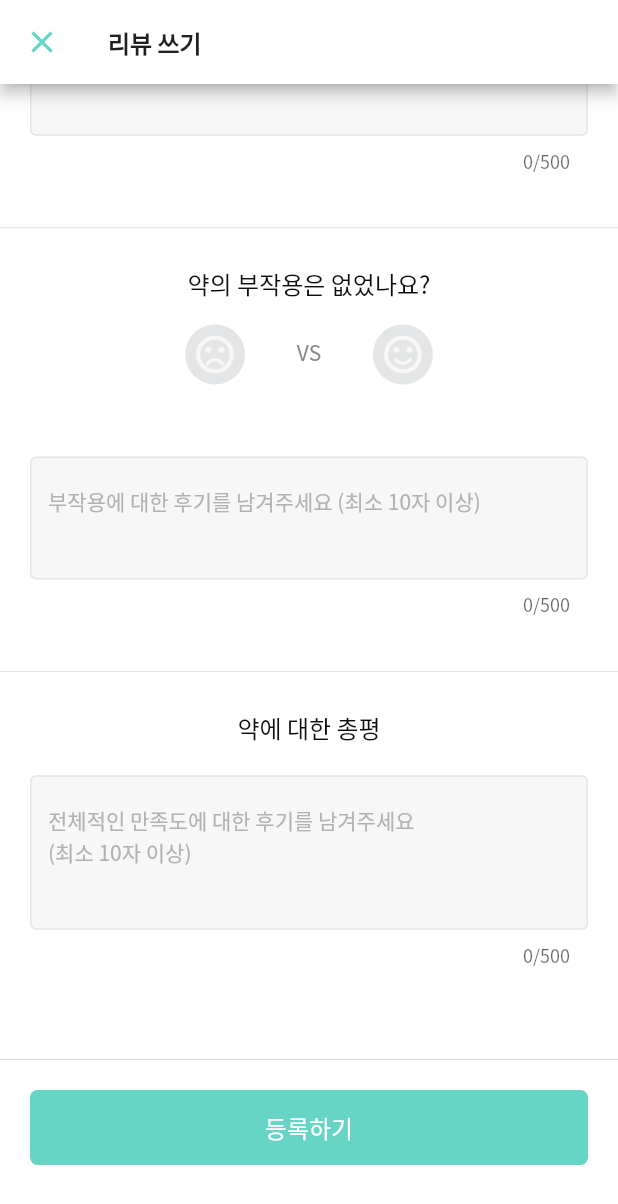
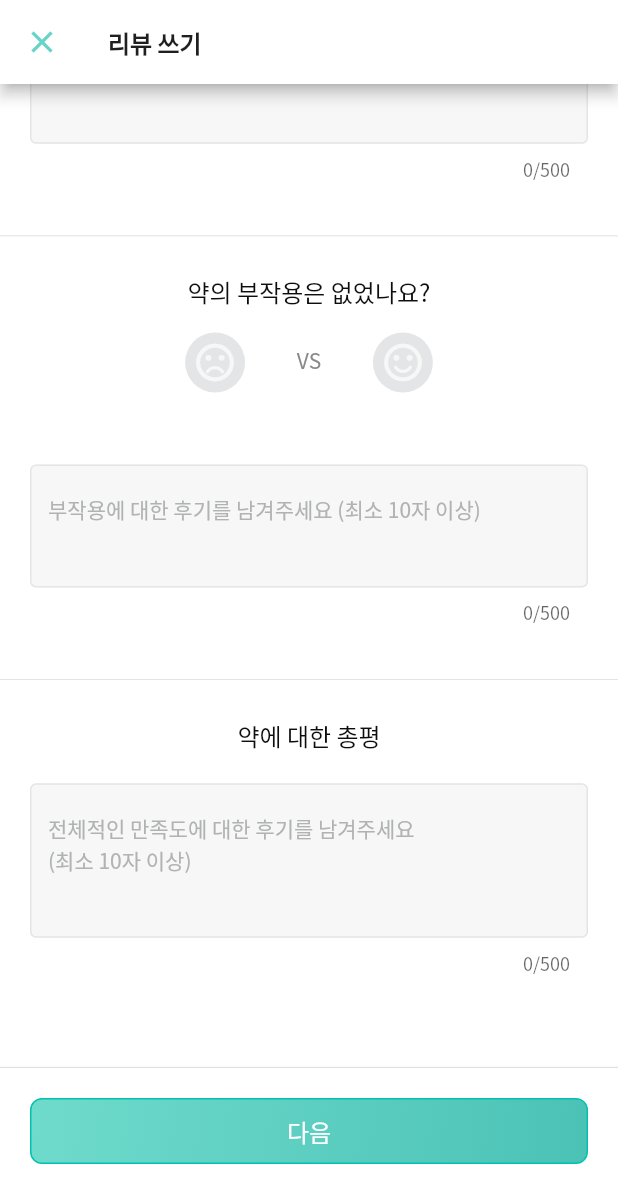
Before and after one commit to Semodrug/semo_ver2, a Flutter app: the WriteReview screen opened directly, scrolled down 576 dp, on a phone screen of 412 x 824 dp. Shown: the top 1204 px of the screen. Run offline on Flutter 3.47's test engine with Material 2 defaults, Android fonts, the phone set to English and light mode, and no system bars; our stand-ins replace cloud_firestore, firebase_auth, firebase_core, firebase_storage, fl_chart, flutter_datetime_picker and 8 more; missing offline and left inert: app_settings, dynamic_text_highlighting, firebase_ml_vision; accounts and stored records are empty; network calls fail.

Commit message:
[UPDATE] theme

```diff
--- a/lib/review/drug_info.dart
+++ b/lib/review/drug_info.dart
@@ -886,7 +886,7 @@ class _ReviewPageState extends State<ReviewPage> {
               width: 15,
               height: 15,
               child: Image.asset(
-                  'assets/icons/warning_icon_green.png'),
+                  'assets/icons/warning_icon_primary.png'),
             ),
             SizedBox(width: 6),
             RichText(
--- a/lib/review/write_review.dart
+++ b/lib/review/write_review.dart
@@ -10,6 +10,7 @@ import 'package:semo_ver2/models/user.dart';
 import 'package:semo_ver2/services/db.dart';
 import 'package:semo_ver2/shared/category_button.dart';
 import 'package:semo_ver2/shared/image.dart';
+import 'package:semo_ver2/shared/submit_button.dart';
 import 'package:semo_ver2/theme/colors.dart';
 import 'review.dart';
 import 'package:fluttertoast/fluttertoast.dart';
@@ -586,32 +587,20 @@ class _WriteReviewState extends State<WriteReview> {
     );
   }
 
-
   Widget _write() {
     TheUser user = Provider.of<TheUser>(context);
     String _warning = '';
     return GestureDetector(
       child: Padding(
         padding: const EdgeInsets.fromLTRB(20,20,20,40),
-        child: Container(
-            decoration: BoxDecoration(
-                borderRadius: BorderRadius.all(Radius.circular(5.0)),
-                color: primary300_main
-            ), //padding: EdgeInsets.fromLTRB(30, 10, 30, 30),
-//            width: 350,
-            height: 50,
-            child: Center(
-                child: Text("등록하기",
-                    style: Theme.of(context).textTheme.headline6.copyWith(
-                        color: gray0_white, fontSize: 16))
-            )
-        ),
-      ),
-      onTap: () async {
+        child: IYMYSubmitButton(
+          context: context,
+          isDone: true,
+          textString: '다음',
+          onPressed: () async {
             effectText = myControllerEffect.text;
             sideEffectText = myControllerSideEffect.text;
             overallText = myControllerOverall.text;
-
 
             if(overallText.length < 10) _warning = "총평 리뷰를 10자 이상 작성해주세요";
             if(sideEffectText.length < 10) _warning = "부작용에 대한 리뷰를 10자 이상 \n작성해주세요";
@@ -619,20 +608,10 @@ class _WriteReviewState extends State<WriteReview> {
             if(effectText.length < 10) _warning = "효과에 대한 리뷰를 10자 이상 \n작성해주세요";
             if(effect.isEmpty) _warning = "효과 별점을 등록해주세요";
             if(starRatingText.isEmpty) _warning = "별점을 등록해주세요";
-        // if(myControllerOverall.text.length < 10) _warning = "총평 리뷰를 10자 이상 작성해주세요";
-        // if(myControllerSideEffect.text.length < 10) _warning = "부작용에 대한 리뷰를 10자 이상 \n작성해주세요";
-        // if(sideEffect.isEmpty) _warning = "부작용 별점을 등록해주세요";
-        // if(myControllerEffect.text.length < 10) _warning = "효과에 대한 리뷰를 10자 이상 \n작성해주세요";
-        // if(effect.isEmpty) _warning = "효과 별점을 등록해주세요";
-        // if(starRatingText.isEmpty) _warning = "별점을 등록해주세요";
-        // else _warning = "else";
 
             if(overallText.length < 10 || sideEffectText.length < 10 ||
                 effectText.length < 10 ||
                 sideEffect.isEmpty || effect.isEmpty || starRatingText.isEmpty)
-        // if(myControllerOverall.text.length < 10 || myControllerSideEffect.text.length < 10 ||
-        //     myControllerEffect.text.length < 10 ||
-        //     sideEffect.isEmpty || effect.isEmpty || starRatingText.isEmpty)
               Fluttertoast.showToast(
                   msg: _warning,
                   toastLength: Toast.LENGTH_SHORT,
@@ -648,6 +627,8 @@ class _WriteReviewState extends State<WriteReview> {
               Navigator.pop(context);
             }
           },
+        ),
+      ),
     );
   }
 }
```
Also changed, not shown: lib/review/edit_review.dart (+10 -22 lines), lib/review/review_list.dart (+83 -47 lines). Lines whose indentation alone changed are shown as unchanged.
